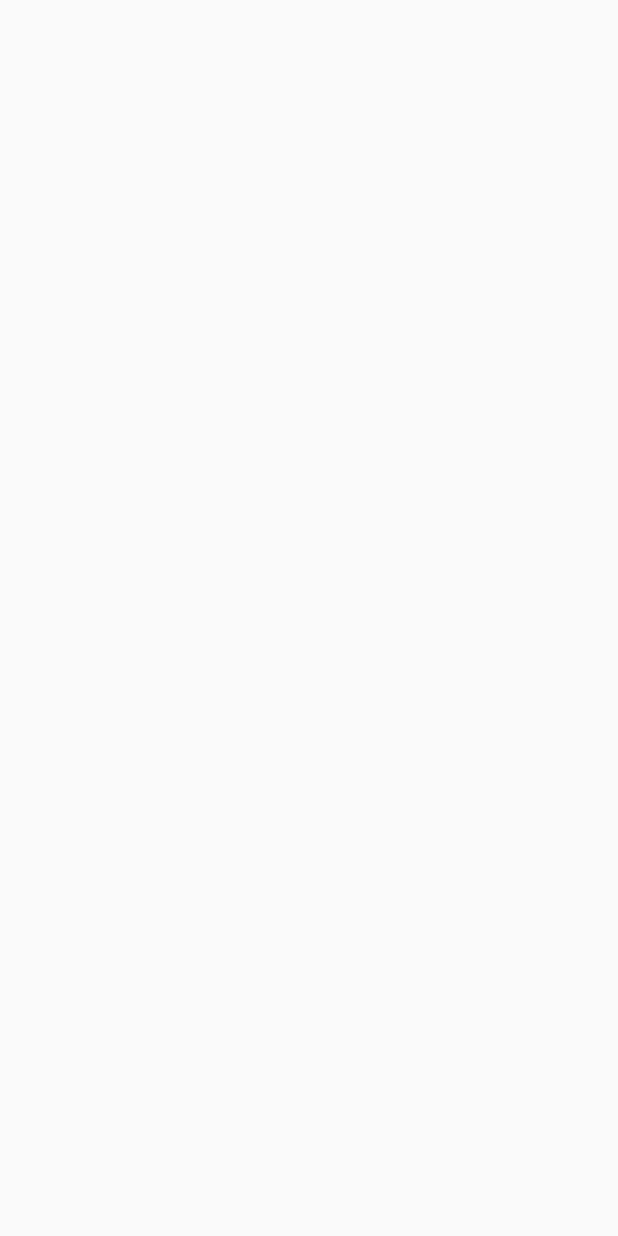
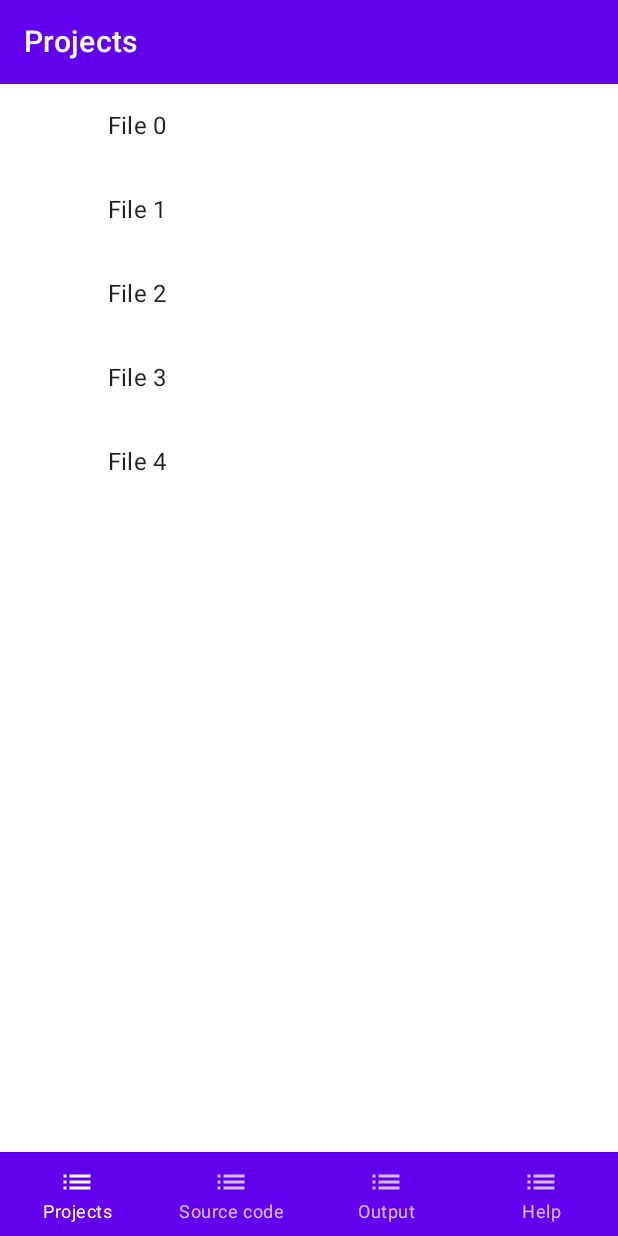
Before and after one commit to AndressRangell/CompilerXD, an Android app built with Jetpack Compose: the screen it shows after launch (MainActivity), on a phone screen of 412 x 824 dp. Before the commit the screen is empty. Run offline under Robolectric (Android 15) with nearby library versions, the phone set to English and light mode, and no system bars.

Commit message:
Create navigationMenu

```diff
--- a/app/src/main/java/andres/rangel/compilerxd/MainActivity.kt
+++ b/app/src/main/java/andres/rangel/compilerxd/MainActivity.kt
@@ -1,32 +1,20 @@
 package andres.rangel.compilerxd
 
+import andres.rangel.compilerxd.ui.screens.AppBottomNavigation
+import andres.rangel.compilerxd.ui.theme.CompilerXDTheme
 import android.os.Bundle
 import androidx.activity.ComponentActivity
 import androidx.activity.compose.setContent
-import androidx.compose.foundation.layout.fillMaxSize
-import androidx.compose.material.MaterialTheme
-import androidx.compose.material.Surface
-import androidx.compose.material.Text
-import androidx.compose.runtime.Composable
-import androidx.compose.ui.Modifier
-import androidx.compose.ui.tooling.preview.Preview
-import andres.rangel.compilerxd.ui.theme.CompilerXDTheme
+import androidx.compose.material.ExperimentalMaterialApi
 
+@ExperimentalMaterialApi
 class MainActivity : ComponentActivity() {
     override fun onCreate(savedInstanceState: Bundle?) {
         super.onCreate(savedInstanceState)
         setContent {
             CompilerXDTheme {
-
+                AppBottomNavigation()
             }
         }
     }
 }
-
-@Preview(showBackground = true)
-@Composable
-fun DefaultPreview() {
-    CompilerXDTheme {
-
-    }
-}
--- /dev/null
+++ b/app/src/main/java/andres/rangel/compilerxd/data/model/FileItem.kt
@@ -0,0 +1,5 @@
+package andres.rangel.compilerxd.data.model
+
+data class FileItem(
+    val name: String
+)
--- /dev/null
+++ b/app/src/main/java/andres/rangel/compilerxd/data/model/Screen.kt
@@ -0,0 +1,8 @@
+package andres.rangel.compilerxd.data.model
+
+sealed class Screen(val title: String) {
+    object ProjectsScreen : Screen("Projects Fragment")
+    object SourceCodeScreen : Screen("Source Code Fragment")
+    object OutputScreen : Screen("Output Fragment")
+    object HelpScreen : Screen("Help Fragment")
+}
--- /dev/null
+++ b/app/src/main/java/andres/rangel/compilerxd/ui/screens/AppBottomNavigation.kt
@@ -0,0 +1,74 @@
+package andres.rangel.compilerxd.ui.screens
+
+import andres.rangel.compilerxd.data.model.Screen
+import androidx.compose.foundation.layout.padding
+import androidx.compose.material.BottomNavigation
+import androidx.compose.material.BottomNavigationItem
+import androidx.compose.material.ExperimentalMaterialApi
+import androidx.compose.material.Icon
+import androidx.compose.material.Scaffold
+import androidx.compose.material.Text
+import androidx.compose.material.icons.Icons
+import androidx.compose.material.icons.filled.List
+import androidx.compose.runtime.*
+import androidx.compose.ui.Modifier
+
+@ExperimentalMaterialApi
+@Composable
+fun AppBottomNavigation() {
+    var currentScreen by remember { mutableStateOf<Screen>(Screen.ProjectsScreen) }
+
+    Scaffold(
+        bottomBar = {
+            BottomNavigation {
+                BottomNavigationItem(
+                    selected = currentScreen == Screen.ProjectsScreen,
+                    onClick = { currentScreen = Screen.ProjectsScreen },
+                    icon = { Icon(Icons.Default.List, contentDescription = "Projects Fragment") },
+                    label = { Text("Projects") }
+                )
+                BottomNavigationItem(
+                    selected = currentScreen == Screen.SourceCodeScreen,
+                    onClick = { currentScreen = Screen.SourceCodeScreen },
+                    icon = { Icon(Icons.Default.List, contentDescription = "Source Code Fragment") },
+                    label = { Text("Source code") }
+                )
+                BottomNavigationItem(
+                    selected = currentScreen == Screen.OutputScreen,
+                    onClick = { currentScreen = Screen.OutputScreen },
+                    icon = { Icon(Icons.Default.List, contentDescription = "Output Fragment") },
+                    label = { Text("Output") }
+                )
+                BottomNavigationItem(
+                    selected = currentScreen == Screen.HelpScreen,
+                    onClick = { currentScreen = Screen.HelpScreen },
+                    icon = { Icon(Icons.Default.List, contentDescription = "Help Fragment") },
+                    label = { Text("Help") }
+                )
+            }
+        }
+    ) { innerPadding ->
+        val modifier = Modifier.padding(innerPadding)
+        when (currentScreen) {
+            Screen.ProjectsScreen -> ProjectsFragment()
+            Screen.SourceCodeScreen -> SourceCodeFragment(modifier)
+            Screen.OutputScreen -> OutputFragment(modifier)
+            Screen.HelpScreen -> HelpFragment(modifier)
+        }
+    }
+}
+
+@Composable
+fun SourceCodeFragment(modifier: Modifier = Modifier) {
+    Text("Contenido del Fragmento 2", modifier = modifier)
+}
+
+@Composable
+fun OutputFragment(modifier: Modifier = Modifier) {
+    Text("Contenido del Fragmento 3", modifier = modifier)
+}
+
+@Composable
+fun HelpFragment(modifier: Modifier = Modifier) {
+    Text("Contenido del Fragmento 4", modifier = modifier)
+}
--- /dev/null
+++ b/app/src/main/java/andres/rangel/compilerxd/ui/screens/ProjectsFragment.kt
@@ -0,0 +1,82 @@
+package andres.rangel.compilerxd.ui.screens
+
+import andres.rangel.compilerxd.data.model.FileItem
+import androidx.compose.foundation.background
+import androidx.compose.foundation.layout.Column
+import androidx.compose.foundation.layout.fillMaxWidth
+import androidx.compose.foundation.lazy.LazyColumn
+import androidx.compose.foundation.selection.selectable
+import androidx.compose.material.ExperimentalMaterialApi
+import androidx.compose.material.Icon
+import androidx.compose.material.IconButton
+import androidx.compose.material.ListItem
+import androidx.compose.material.Text
+import androidx.compose.material.TopAppBar
+import androidx.compose.material.icons.Icons
+import androidx.compose.material.icons.filled.Check
+import androidx.compose.material.icons.filled.Delete
+import androidx.compose.runtime.Composable
+import androidx.compose.runtime.*
+import androidx.compose.runtime.mutableStateOf
+import androidx.compose.runtime.remember
+import androidx.compose.ui.Modifier
+import androidx.compose.ui.graphics.Color
+import androidx.compose.ui.unit.sp
+
+@ExperimentalMaterialApi
+@Composable
+fun ProjectsFragment() {
+    var selectedItems by remember { mutableStateOf(setOf<Int>()) }
+    val fileList = List(5) { index -> FileItem("File $index") }
+
+    Column {
+        TopAppBar(
+            title = { Text(text = "Projects", fontSize = 20.sp) }
+        )
+
+        LazyColumn {
+            items(fileList.size) { index ->
+                val isSelected = index in selectedItems
+
+                ListItem(
+                    modifier = Modifier
+                        .fillMaxWidth()
+                        .background(if (isSelected) Color.LightGray else Color.White)
+                        .selectable(
+                            selected = isSelected,
+                            onClick = {
+                                if (isSelected) {
+                                    selectedItems -= index
+                                } else {
+                                    selectedItems += index
+                                }
+                            }
+                        ),
+                    icon = {
+                        if (isSelected) {
+                            Icon(
+                                imageVector = Icons.Default.Check,
+                                contentDescription = "Selected"
+                            )
+                        }
+                    },
+                    text = { Text(text = fileList[index].name) },
+                    trailing = {
+                        if (isSelected) {
+                            IconButton(
+                                onClick = {
+                                    // Handle delete or rename action here
+                                }
+                            ) {
+                                Icon(
+                                    imageVector = Icons.Default.Delete,
+                                    contentDescription = "Delete"
+                                )
+                            }
+                        }
+                    }
+                )
+            }
+        }
+    }
+}
```
